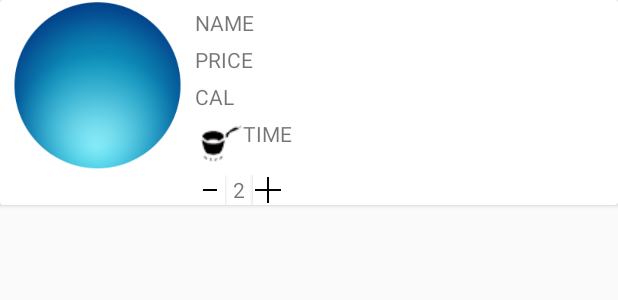
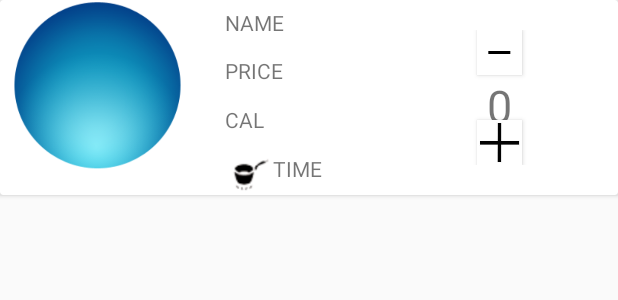
Before and after one commit to roalts/fitbite, an Android app: the layout product_grid_item.xml on its own in the app's theme, with its tools: preview values and no code run, on a phone screen of 412 x 824 dp. Shown: the top 300 px of the screen. Run offline under Robolectric (Android 15) with nearby library versions, the phone set to English and light mode, and no system bars.

Commit message:
UI editting

```diff
--- a/app/src/main/res/layout/product_grid_item.xml
+++ b/app/src/main/res/layout/product_grid_item.xml
@@ -7,7 +7,7 @@
     android:id="@+id/cv"
     >
     <LinearLayout
-        android:layout_width="wrap_content"
+        android:layout_width="match_parent"
         android:layout_height="wrap_content"
         android:orientation="horizontal"
         >
@@ -20,12 +20,15 @@
             />
         <LinearLayout
             android:layout_width="wrap_content"
-            android:layout_height="wrap_content"
+            android:layout_height="match_parent"
             android:orientation="vertical"
+            android:paddingLeft="20dp"
+            android:paddingRight="20dp"
             >
             <LinearLayout
                 android:layout_width="wrap_content"
-                android:layout_height="wrap_content"
+                android:layout_height="0dp"
+                android:layout_weight="1"
                 android:orientation="horizontal"
                 >
                 <ImageView
@@ -44,21 +47,24 @@
 
             <TextView
                 android:layout_width="wrap_content"
-                android:layout_height="wrap_content"
+                android:layout_height="0dp"
+                android:layout_weight="1"
                 android:paddingTop="5dp"
                 android:id="@+id/price"
                 android:text="PRICE"
                 />
             <TextView
                 android:layout_width="wrap_content"
-                android:layout_height="wrap_content"
+                android:layout_height="0dp"
+                android:layout_weight="1"
                 android:id="@+id/calories"
                 android:text="CAL"
                 android:paddingTop="5dp"
                 />
             <LinearLayout
                 android:layout_width="wrap_content"
-                android:layout_height="wrap_content"
+                android:layout_height="0dp"
+                android:layout_weight="1"
                 android:paddingTop="5dp"
                 android:orientation="horizontal">
                 <ImageView
@@ -74,33 +80,41 @@
                     android:text="TIME"
                     />
             </LinearLayout>
+        </LinearLayout>
     <LinearLayout
-                android:layout_width="wrap_content"
+        android:layout_width="match_parent"
         android:layout_height="wrap_content"
-                android:paddingTop="5dp"
-                android:orientation="horizontal">
+
+        android:paddingLeft="20dp"
+        android:layout_gravity="center_horizontal|center_vertical"
+        android:orientation="vertical">
         <Button
-                    android:layout_width="20dp"
-                    android:layout_height="20dp"
+            android:layout_width="30dp"
+            android:layout_height="30dp"
             android:id="@+id/decrementButton"
+            android:layout_gravity="center_horizontal|center_vertical"
             android:background="@drawable/minus"
             />
         <TextView
             android:layout_width="wrap_content"
-                    android:layout_height="20dp"
+            android:layout_height="30dp"
             android:id="@+id/quantity"
-                    android:text="2"
+            android:text="0"
+            android:textSize="30sp"
             android:paddingLeft="5dp"
             android:paddingRight="5dp"
+            android:layout_gravity="center_horizontal|center_vertical"
             />
         <Button
-                    android:layout_width="20dp"
-                    android:layout_height="20dp"
+            android:layout_width="30dp"
+            android:layout_height="30dp"
             android:id="@+id/incrementButton"
             android:background="@drawable/plus"
+            android:layout_gravity="center_horizontal|center_vertical"
             />
         </LinearLayout>
     </LinearLayout>
-    </LinearLayout>
+
+
 
 </android.support.v7.widget.CardView>
```
Also changed, not shown: app/src/main/java/in/co/fitbite/fitbite/fragments/ShopFragmentAdapter.java (+29 -1 lines). Lines whose indentation alone changed are shown as unchanged.
